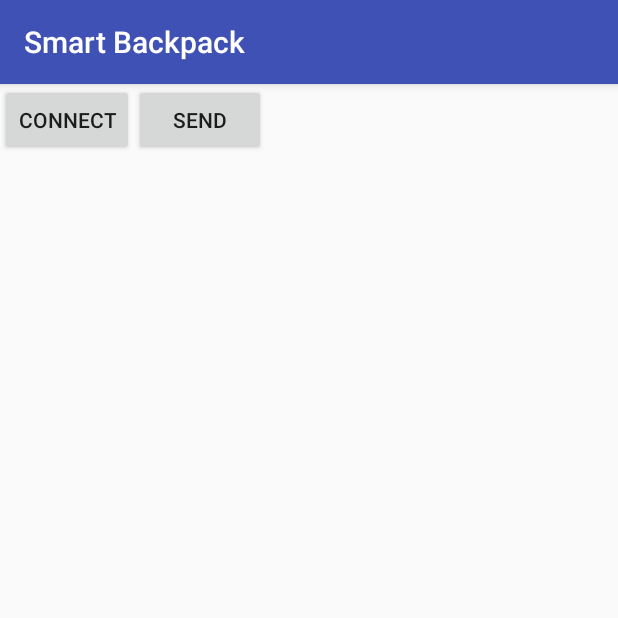
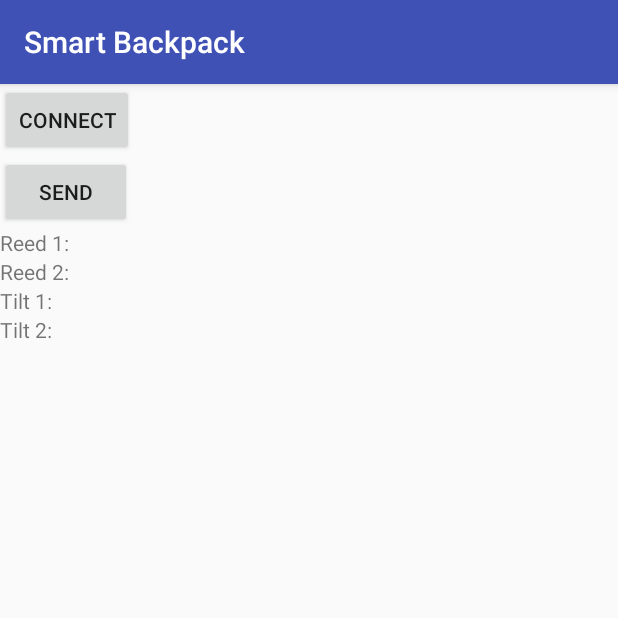
Before and after one commit to SmartBackpack/smart-backpack-android, an Android app: the screen it shows after launch (MainActivity), on a phone screen of 412 x 824 dp, the top half of it. Run offline under Robolectric (Android 15) with nearby library versions, the phone set to English and light mode, and no system bars; libraries missing offline, so code that uses them is left out: app.akexorcist.bluetotohspp; 3 statements that could not run were skipped.

```diff
--- a/app/src/main/java/lt/ismaniojikuprine/smartbackpack/MainActivity.java
+++ b/app/src/main/java/lt/ismaniojikuprine/smartbackpack/MainActivity.java
@@ -7,6 +7,7 @@ import android.os.Bundle;
 import android.util.Log;
 import android.view.View;
 import android.widget.Button;
+import android.widget.TextView;
 import android.widget.Toast;
 
 import app.akexorcist.bluetotohspp.library.BluetoothSPP;
@@ -15,6 +16,7 @@ import app.akexorcist.bluetotohspp.library.BluetoothState;
 public class MainActivity extends AppCompatActivity implements BluetoothSPP.OnDataReceivedListener, BluetoothSPP.BluetoothStateListener {
 
     private BluetoothSPP bluetooth;
+    private TextView reed1, reed2, tilt1, tilt2;
 
     @Override
     protected void onCreate(Bundle savedInstanceState) {
@@ -26,6 +28,11 @@ public class MainActivity extends AppCompatActivity implements BluetoothSPP.OnDa
 
         Button send = (Button) findViewById(R.id.send);
         send.setOnClickListener(this::onSendButtonClicked);
+
+        tilt1 = (TextView) findViewById(R.id.tilt1);
+        tilt2 = (TextView) findViewById(R.id.tilt2);
+        reed1 = (TextView) findViewById(R.id.reed1);
+        reed2 = (TextView) findViewById(R.id.reed2);
 
         bluetooth = new BluetoothSPP(this);
         bluetooth.setBluetoothStateListener(this);
@@ -62,7 +69,15 @@ public class MainActivity extends AppCompatActivity implements BluetoothSPP.OnDa
 
     @Override
     public void onDataReceived(byte[] data, String message) {
-        Log.e("Received", message);
+        if (message.startsWith("STAT:")) {
+            String[] splitted = message.substring(4).split(";");
+            if (splitted.length == 4) {
+                tilt1.setText("Tilt 1:" + splitted[0]);
+                tilt2.setText("Tilt 2:" + splitted[1]);
+                reed1.setText("Reed 1:" + splitted[2]);
+                reed2.setText("Reed 2:" + splitted[3]);
+            }
+        }
     }
 
     @Override
--- a/app/src/main/res/layout/activity_main.xml
+++ b/app/src/main/res/layout/activity_main.xml
@@ -3,6 +3,7 @@
     xmlns:tools="http://schemas.android.com/tools"
     android:layout_width="match_parent"
     android:layout_height="match_parent"
+    android:orientation="vertical"
     tools:context="lt.ismaniojikuprine.smartbackpack.MainActivity">
 
     <Button
@@ -17,5 +18,29 @@
         android:layout_height="wrap_content"
         android:text="SEND" />
 
+    <TextView
+        android:id="@+id/reed1"
+        android:layout_width="match_parent"
+        android:layout_height="wrap_content"
+        android:text="Reed 1:" />
+
+    <TextView
+        android:id="@+id/reed2"
+        android:layout_width="match_parent"
+        android:layout_height="wrap_content"
+        android:text="Reed 2:" />
+
+    <TextView
+        android:id="@+id/tilt1"
+        android:layout_width="match_parent"
+        android:layout_height="wrap_content"
+        android:text="Tilt 1:" />
+
+    <TextView
+        android:id="@+id/tilt2"
+        android:layout_width="match_parent"
+        android:layout_height="wrap_content"
+        android:text="Tilt 2:" />
+
 
 </LinearLayout>
```
